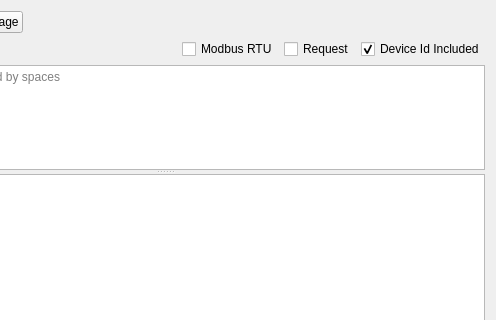
First picture: the form in omodscan/dialogs/dialogmsgparser.ui, repository sanny32/OpenModScan, before the edit; both pictures show x 166 to 662 and y 0 to 320 of the 662 by 424 pixel window.
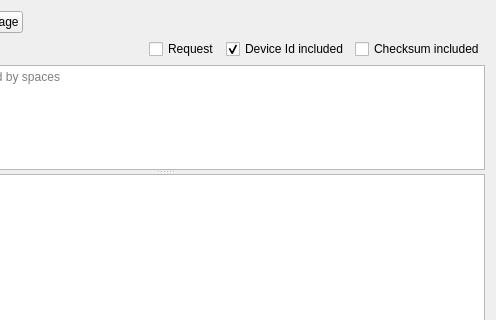
Second picture: the form after the edit. Custom widgets are drawn as their Qt base class.

Commit message: Developing modbus message parser

The edit to the form file:
```diff
--- a/omodscan/dialogs/dialogmsgparser.ui
+++ b/omodscan/dialogs/dialogmsgparser.ui
@@ -97,13 +97,6 @@
        </property>
       </spacer>
      </item>
-     <item>
-      <widget class="QCheckBox" name="rtu">
-       <property name="text">
-        <string>Modbus RTU</string>
-       </property>
-      </widget>
-     </item>
      <item>
       <widget class="QCheckBox" name="request">
        <property name="text">
@@ -114,13 +107,20 @@
      <item>
       <widget class="QCheckBox" name="deviceIdIncluded">
        <property name="text">
-        <string>Device Id Included</string>
+        <string>Device Id included</string>
        </property>
        <property name="checked">
         <bool>true</bool>
        </property>
       </widget>
      </item>
+     <item>
+      <widget class="QCheckBox" name="checksum">
+       <property name="text">
+        <string>Checksum included</string>
+       </property>
+      </widget>
+     </item>
     </layout>
    </item>
    <item>
```
The commit also changes 30 other files.
